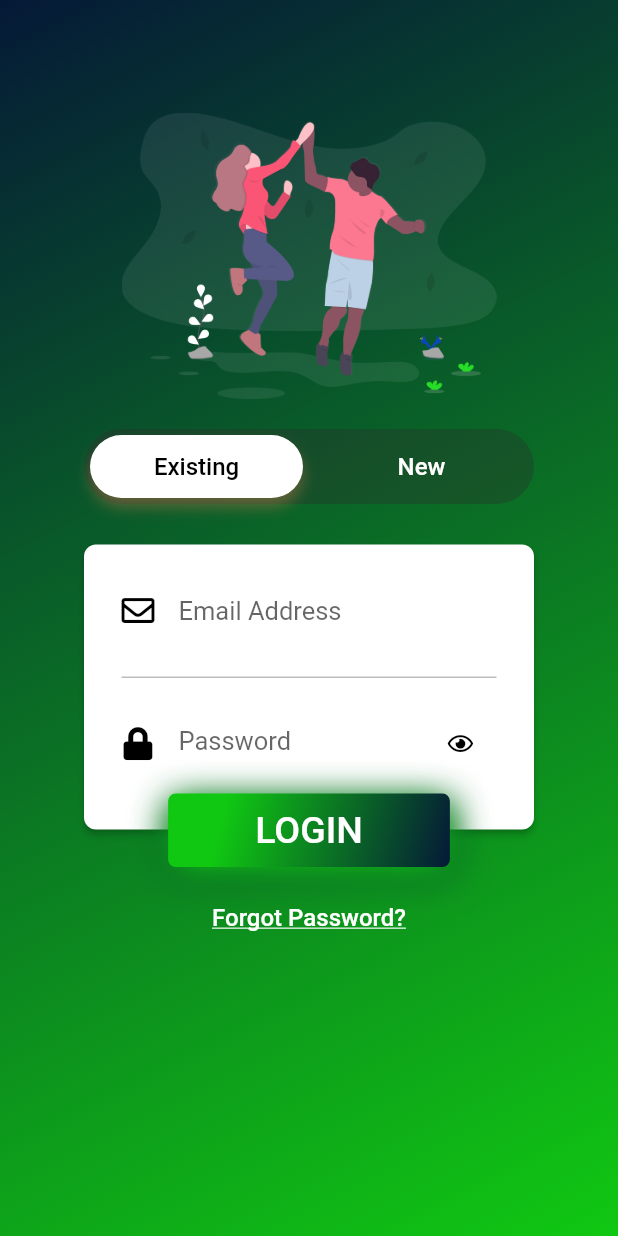
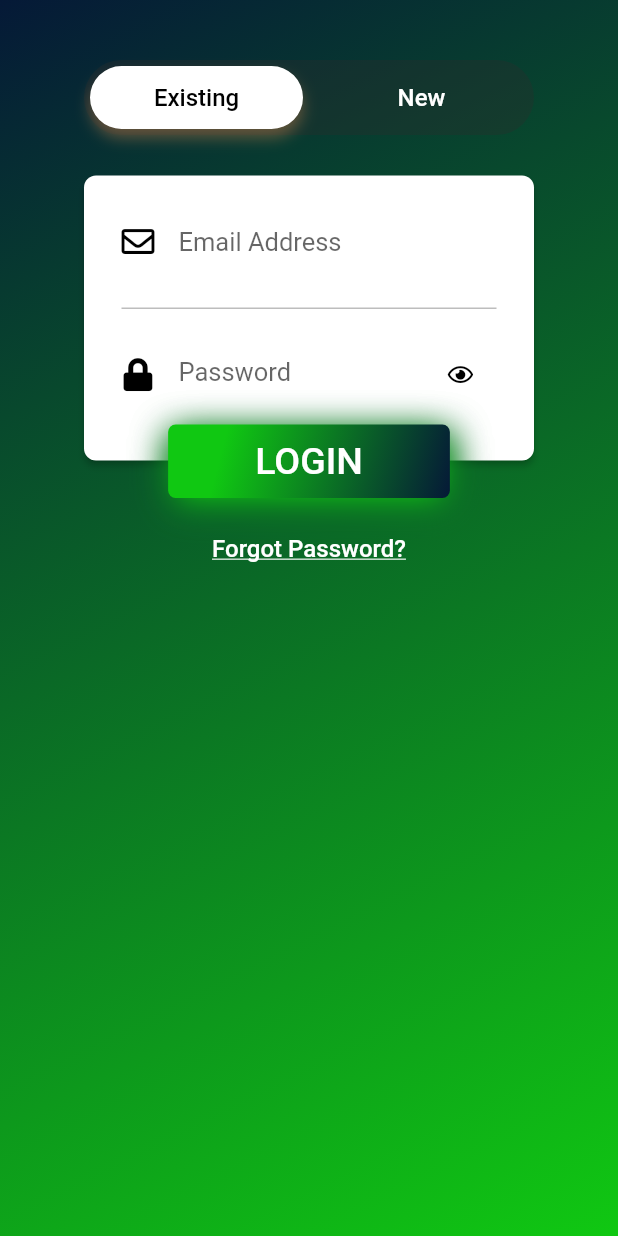
Before and after one commit to dsourav/gov_dummy, a Flutter app: the screen it shows after launch, on a phone screen of 412 x 824 dp. Run offline on Flutter 3.47's test engine with Material 2 defaults, Android fonts, the phone set to English and light mode, and no system bars; our stand-ins replace connectivity, flare_flutter, flushbar, flutter_offline, font_awesome_flutter, graphql_flutter.

Commit message:
sign up completed

```diff
--- a/lib/login_signup/log_in.dart
+++ b/lib/login_signup/log_in.dart
@@ -29,7 +29,6 @@ class _LoginPageState extends State<LoginPage>
   TextEditingController loginEmailController = new TextEditingController();
   TextEditingController loginPasswordController = new TextEditingController();
 
-
   TextEditingController signupEmailController = new TextEditingController();
   TextEditingController signupNameController = new TextEditingController();
   TextEditingController signupPasswordController = new TextEditingController();
@@ -40,9 +39,9 @@ class _LoginPageState extends State<LoginPage>
 
   @override
   Widget build(BuildContext context) {
-
     return new Scaffold(
       key: _scaffoldKey,
+
       body: NotificationListener<OverscrollIndicatorNotification>(
         onNotification: (overscroll) {
           overscroll.disallowGlow();
@@ -50,9 +49,7 @@ class _LoginPageState extends State<LoginPage>
         child: SingleChildScrollView(
           child: Container(
             width: MediaQuery.of(context).size.width,
-            height: MediaQuery.of(context).size.height >= 775.0
-                ? MediaQuery.of(context).size.height
-                : 775.0,
+            height: MediaQuery.of(context).size.height ,
             decoration: new BoxDecoration(
               gradient: new LinearGradient(
                   colors: [
@@ -67,16 +64,16 @@ class _LoginPageState extends State<LoginPage>
             child: Column(
               mainAxisSize: MainAxisSize.max,
               children: <Widget>[
+                // Padding(
+                //   padding: EdgeInsets.only(top: 75.0),
+                //   child: new Image(
+                //       width: MediaQuery.of(context).size.width/2,
+                //       height: MediaQuery.of(context).size.height/6,
+                //       fit: BoxFit.fill,
+                //       image: new AssetImage('assets/login_logo.png')),
+                // ),
                 Padding(
-                  padding: EdgeInsets.only(top: 75.0),
-                  child: new Image(
-                      width: 250.0,
-                      height: 191.0,
-                      fit: BoxFit.fill,
-                      image: new AssetImage('assets/login_logo.png')),
-                ),
-                Padding(
-                  padding: EdgeInsets.only(top: 20.0),
+                  padding: EdgeInsets.only(top: 40.0),
                   child: _buildMenuBar(context),
                 ),
                 Expanded(
@@ -84,14 +81,13 @@ class _LoginPageState extends State<LoginPage>
                   child: PageView(
                     controller: _pageController,
                     onPageChanged: (i) {
-                      final appStateData = Provider.of<AppState>(context);//here appstate initialized
+                      final appStateData = Provider.of<AppState>(
+                          context); //here appstate initialized
                       if (i == 0) {
-
-                        appStateData.colorLeftReverse();//here appstate called
+                        appStateData.colorLeftReverse(); //here appstate called
 
                       } else if (i == 1) {
-
-                        appStateData.colorRightReverse();//here appstate called
+                        appStateData.colorRightReverse(); //here appstate called
 
                       }
                     },
@@ -328,9 +324,7 @@ class _LoginPageState extends State<LoginPage>
                       Navigator.push(context, new MaterialPageRoute(
                           builder: (BuildContext context) {
                         return new HomePAgeMAin();
-                        }
-
-                      ));
+                      }));
                     }),
               ),
             ],
@@ -353,25 +347,18 @@ class _LoginPageState extends State<LoginPage>
   }
 
   Widget _buildSignUp(BuildContext context) {
-    return Container(
-      padding: EdgeInsets.only(top: 23.0),
-      child: Column(
-        children: <Widget>[
-          Stack(
-            alignment: Alignment.topCenter,
-            overflow: Overflow.visible,
-            children: <Widget>[
-              Card(
+    return SingleChildScrollView(
+      padding: EdgeInsets.only(left: 30.0,right: 30.0),
+      controller: new ScrollController(),
+      child: new Card(
       elevation: 2.0,
       color: Colors.white,
                 shape: RoundedRectangleBorder(
       borderRadius: BorderRadius.circular(8.0),
                 ),
-                child: Container(
-                  width: 300.0,
-                  height: 360.0,
-                  child: Column(
+                      child: new Column(
             children: <Widget>[
+
       Padding(
           padding: EdgeInsets.only(
               top: 20.0, bottom: 20.0, left: 25.0, right: 25.0),
@@ -486,12 +473,50 @@ class _LoginPageState extends State<LoginPage>
             ),
           ),
       ),
-                    ],
+      Container(
+          width: 250.0,
+          height: 1.0,
+          color: Colors.grey[400],
+      ),
+
+        Padding(
+          padding: EdgeInsets.only(
+              top: 20.0, bottom: 20.0, left: 25.0, right: 25.0),
+          child: TextField(
+            controller: signupConfirmPasswordController,
+            obscureText: Provider.of<AppState>(context)
+      .obscureTextSignupConfirm,
+            style: TextStyle(fontSize: 16.0, color: Colors.black),
+            decoration: InputDecoration(
+              border: InputBorder.none,
+              icon: Icon(
+      FontAwesomeIcons.lock,
+      color: Colors.black,
+              ),
+              hintText: "Confirmation",
+              hintStyle: TextStyle(fontSize: 16.0),
+              suffixIcon: GestureDetector(
+      onTap: () => _toggleSignupConfirm(context),
+      child: Icon(
+        Provider.of<AppState>(context)
+          .obscureTextSignupConfirm
+            ? FontAwesomeIcons.eye
+            : FontAwesomeIcons.eyeSlash,
+        size: 15.0,
+        color: Colors.black,
       ),
               ),
             ),
+          ),
+      ),
+
+
+
+
+
+
 Container(
-                margin: EdgeInsets.only(top: 340.0),
+
                 decoration: new BoxDecoration(
                   borderRadius: BorderRadius.all(Radius.circular(5.0)),
                   boxShadow: <BoxShadow>[
@@ -530,11 +555,15 @@ class _LoginPageState extends State<LoginPage>
                     ),
                     onPressed: () => showInSnackBar("SignUp button pressed")),
 
-              ),
+              )
             ],
           ),
-        ],
+
+
+
+
                 ),
+
     );
   }
 
```
Lines whose indentation alone changed are shown as unchanged.
